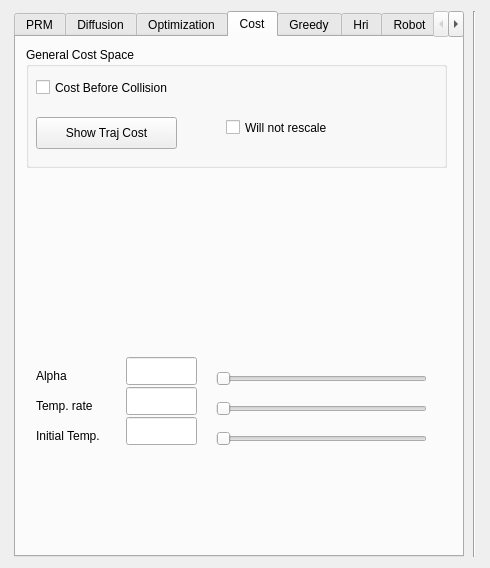
The window that qtWindow/qtMainInterface/sidewindow.ui (jmainpri/libmove3d) describes before a commit, drawn with Qt 5.
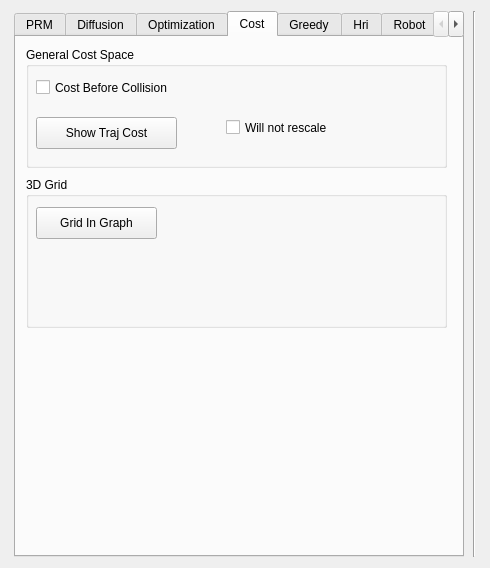
The same window after the commit. The open tabs and pages were chosen to show the change. Custom widgets are drawn as their Qt base class.

What changed in the file:
```diff
--- a/qtWindow/qtMainInterface/sidewindow.ui
+++ b/qtWindow/qtMainInterface/sidewindow.ui
@@ -558,113 +558,31 @@
         </property>
        </widget>
       </widget>
-      <widget class="QSlider" name="horizontalSlider_3">
+      <widget class="QGroupBox" name="groupBox3DGrid">
        <property name="geometry">
         <rect>
-         <x>200</x>
-         <y>330</y>
-         <width>211</width>
-         <height>23</height>
+         <x>10</x>
+         <y>140</y>
+         <width>421</width>
+         <height>151</height>
         </rect>
        </property>
-       <property name="orientation">
-        <enum>Qt::Horizontal</enum>
+       <property name="title">
+        <string>3D Grid</string>
        </property>
-      </widget>
-      <widget class="QLabel" name="label_4">
-       <property name="geometry">
-        <rect>
-         <x>20</x>
-         <y>330</y>
-         <width>59</width>
-         <height>18</height>
-        </rect>
-       </property>
-       <property name="text">
-        <string>Alpha</string>
-       </property>
-      </widget>
-      <widget class="QLineEdit" name="lineEdit_5">
-       <property name="geometry">
-        <rect>
-         <x>110</x>
-         <y>320</y>
-         <width>71</width>
-         <height>28</height>
-        </rect>
-       </property>
-      </widget>
-      <widget class="QLabel" name="label_3">
-       <property name="geometry">
-        <rect>
-         <x>20</x>
-         <y>360</y>
-         <width>81</width>
-         <height>18</height>
-        </rect>
-       </property>
-       <property name="text">
-        <string>Temp. rate</string>
-       </property>
-      </widget>
-      <widget class="QLabel" name="label_2">
-       <property name="geometry">
-        <rect>
-         <x>20</x>
-         <y>390</y>
-         <width>91</width>
-         <height>18</height>
-        </rect>
-       </property>
-       <property name="text">
-        <string>Initial Temp.</string>
-       </property>
-      </widget>
-      <widget class="QSlider" name="horizontalSlider_5">
-       <property name="geometry">
-        <rect>
-         <x>200</x>
-         <y>360</y>
-         <width>211</width>
-         <height>23</height>
-        </rect>
-       </property>
-       <property name="orientation">
-        <enum>Qt::Horizontal</enum>
-       </property>
-      </widget>
-      <widget class="QLineEdit" name="lineEdit_3">
-       <property name="geometry">
-        <rect>
-         <x>110</x>
-         <y>350</y>
-         <width>71</width>
-         <height>28</height>
-        </rect>
-       </property>
-      </widget>
-      <widget class="QLineEdit" name="lineEdit_4">
-       <property name="geometry">
-        <rect>
-         <x>110</x>
-         <y>380</y>
-         <width>71</width>
-         <height>28</height>
-        </rect>
-       </property>
-      </widget>
-      <widget class="QSlider" name="horizontalSlider_4">
-       <property name="geometry">
-        <rect>
-         <x>200</x>
-         <y>390</y>
-         <width>211</width>
-         <height>23</height>
-        </rect>
-       </property>
-       <property name="orientation">
-        <enum>Qt::Horizontal</enum>
-       </property>
+       <widget class="QPushButton" name="pushButtonGridInGraph">
+        <property name="geometry">
+         <rect>
+          <x>10</x>
+          <y>30</y>
+          <width>121</width>
+          <height>32</height>
+         </rect>
+        </property>
+        <property name="text">
+         <string>Grid In Graph</string>
+        </property>
+       </widget>
       </widget>
      </widget>
      <widget class="QWidget" name="Greedy">
```
Left out of the diff: 4 changed lines with no effect on the pictures.
